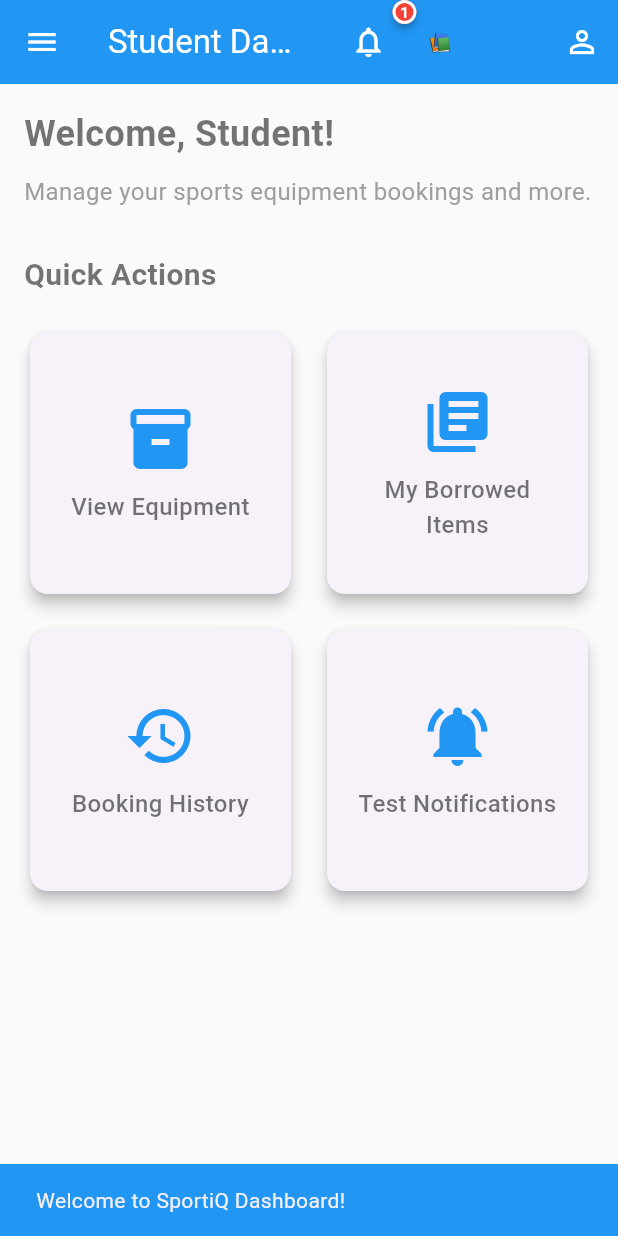
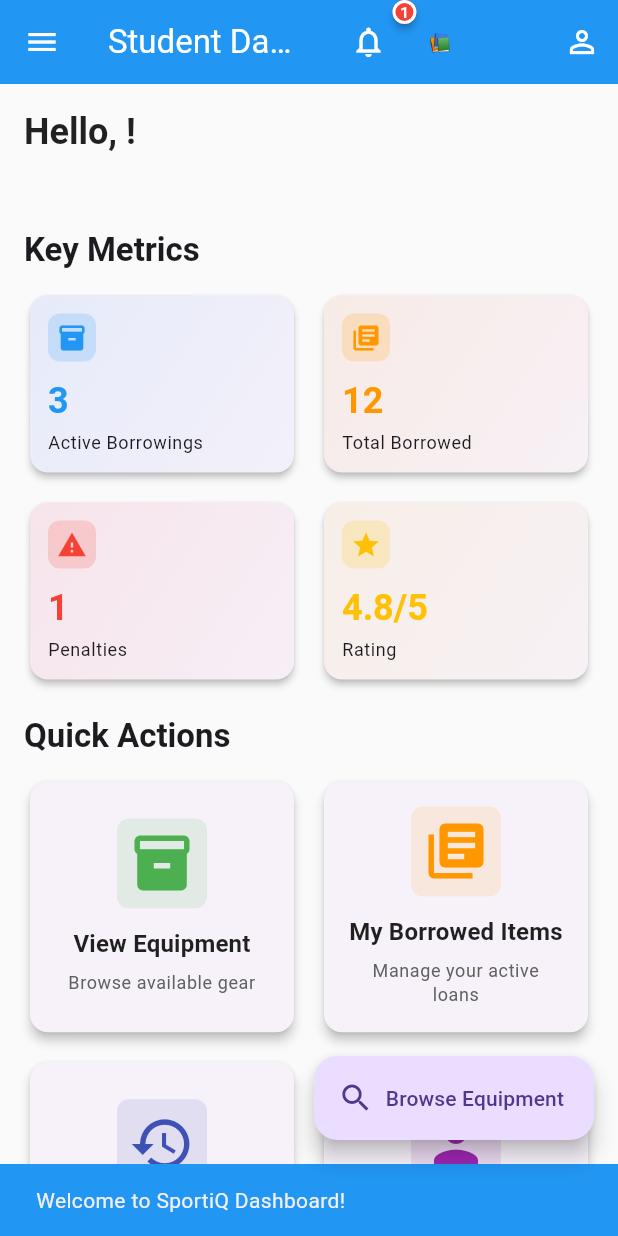
Before and after one commit to VRAJPATEL-07/sportiq, a Flutter app: the StudentDashboard screen opened directly, on a phone screen of 412 x 824 dp. Run offline on Flutter 3.47's test engine with Material 3 defaults, Android fonts, the light colour scheme and no system bars; drawn by our look-alikes of badges; our stand-ins replace cloud_firestore, firebase_auth, firebase_core, firebase_messaging, flutter_local_notifications, flutter_speed_dial and 4 more; missing offline and left inert: mobile_scanner; accounts and stored records are empty.

Commit message:
Student dashboard updated

```diff
--- a/lib/features/student/student_dashboard.dart
+++ b/lib/features/student/student_dashboard.dart
@@ -16,6 +16,10 @@ class StudentDashboard extends StatefulWidget {
 }
 
 class _StudentDashboardState extends State<StudentDashboard> {
+  int _activeBorrowings = 3;
+  int _totalBorrowings = 12;
+  int _penalties = 1;
+  double _rating = 4.8;
   @override
   void initState() {
     super.initState();
@@ -225,36 +229,102 @@ class _StudentDashboardState extends State<StudentDashboard> {
           ],
         ),
       ),
-      body: Padding(
+      body: SingleChildScrollView(
+        child: Padding(
           padding: const EdgeInsets.all(16.0),
           child: Column(
             crossAxisAlignment: CrossAxisAlignment.start,
             children: [
-            const Text(
-              "Welcome, Student!",
-              style: TextStyle(fontSize: 24, fontWeight: FontWeight.bold),
+              // Welcome
+              Text(
+                'Hello, ${auth.current.displayName ?? 'Student'}!',
+                style: Theme.of(context).textTheme.headlineSmall?.copyWith(
+                      fontWeight: FontWeight.bold,
+                      fontSize: 24,
+                      color: Colors.black87,
                     ),
-            const SizedBox(height: 10),
-            const Text(
-              "Manage your sports equipment bookings and more.",
-              style: TextStyle(fontSize: 16, color: Colors.grey),
               ),
-            const SizedBox(height: 30),
-            const Text(
-              "Quick Actions",
-              style: TextStyle(fontSize: 20, fontWeight: FontWeight.w600),
+              const SizedBox(height: 8),
+              Text(
+                auth.current.email ?? 'Manage your sports equipment bookings and more.',
+                style: Theme.of(context).textTheme.bodyMedium?.copyWith(
+                      color: Colors.grey[700],
+                      fontSize: 14,
+                    ),
               ),
               const SizedBox(height: 20),
+
+              // Key Metrics
+              Text(
+                'Key Metrics',
+                style: Theme.of(context).textTheme.titleLarge?.copyWith(fontWeight: FontWeight.bold),
+              ),
+              const SizedBox(height: 12),
+              Row(
+                children: [
                   Expanded(
-              child: GridView.count(
+                    child: _buildMetricCard(
+                      title: 'Active Borrowings',
+                      value: '$_activeBorrowings',
+                      icon: Icons.inventory_2,
+                      color: Colors.blue,
+                    ),
+                  ),
+                  const SizedBox(width: 12),
+                  Expanded(
+                    child: _buildMetricCard(
+                      title: 'Total Borrowed',
+                      value: '$_totalBorrowings',
+                      icon: Icons.library_books,
+                      color: Colors.orange,
+                    ),
+                  ),
+                ],
+              ),
+              const SizedBox(height: 12),
+              Row(
+                children: [
+                  Expanded(
+                    child: _buildMetricCard(
+                      title: 'Penalties',
+                      value: '$_penalties',
+                      icon: Icons.warning,
+                      color: _penalties > 0 ? Colors.red : Colors.green,
+                    ),
+                  ),
+                  const SizedBox(width: 12),
+                  Expanded(
+                    child: _buildMetricCard(
+                      title: 'Rating',
+                      value: '$_rating/5',
+                      icon: Icons.star,
+                      color: Colors.amber,
+                    ),
+                  ),
+                ],
+              ),
+              const SizedBox(height: 20),
+
+              // Quick Actions
+              Text(
+                'Quick Actions',
+                style: Theme.of(context).textTheme.titleLarge?.copyWith(fontWeight: FontWeight.bold),
+              ),
+              const SizedBox(height: 12),
+              GridView.count(
                 crossAxisCount: 2,
-                crossAxisSpacing: 16,
-                mainAxisSpacing: 16,
+                shrinkWrap: true,
+                physics: const NeverScrollableScrollPhysics(),
+                crossAxisSpacing: 12,
+                mainAxisSpacing: 12,
+                childAspectRatio: 1.05,
                 children: [
                   _buildActionCard(
                     context,
                     icon: Icons.inventory,
-                    title: "View Equipment",
+                    title: 'View Equipment',
+                    color: Colors.green,
+                    subtitle: 'Browse available gear',
                     onTap: () {
                       Navigator.pushNamed(context, '/equipment');
                     },
@@ -262,7 +332,9 @@ class _StudentDashboardState extends State<StudentDashboard> {
                   _buildActionCard(
                     context,
                     icon: Icons.library_books,
-                    title: "My Borrowed Items",
+                    title: 'My Borrowed Items',
+                    color: Colors.orange,
+                    subtitle: 'Manage your active loans',
                     onTap: () {
                       Navigator.pushNamed(context, '/my_borrowed');
                     },
@@ -270,53 +342,134 @@ class _StudentDashboardState extends State<StudentDashboard> {
                   _buildActionCard(
                     context,
                     icon: Icons.history,
-                    title: "Booking History",
+                    title: 'Booking History',
+                    color: Colors.indigo,
+                    subtitle: 'View past bookings',
                     onTap: () {
                       Navigator.pushNamed(context, '/booking_history');
                     },
                   ),
                   _buildActionCard(
                     context,
-                    icon: Icons.notifications_active,
-                    title: "Test Notifications",
+                    icon: Icons.person,
+                    title: 'Profile Settings',
+                    color: Colors.purple,
+                    subtitle: 'Update your account',
                     onTap: () {
-                      Navigator.pushNamed(context, '/notification_test');
+                      Navigator.pushNamed(context, '/profile');
                     },
                   ),
                 ],
               ),
+              const SizedBox(height: 20),
+            ],
           ),
+        ),
+      ),
+      floatingActionButton: FloatingActionButton.extended(
+        onPressed: () => Navigator.pushNamed(context, '/equipment'),
+        icon: const Icon(Icons.search),
+        label: const Text('Browse Equipment'),
+      ),
+    );
+  }
+
+  Widget _buildMetricCard({
+    required String title,
+    required String value,
+    required IconData icon,
+    required Color color,
+  }) {
+    return Card(
+      elevation: 2,
+      shape: RoundedRectangleBorder(borderRadius: BorderRadius.circular(12)),
+      child: Container(
+        padding: const EdgeInsets.all(12),
+        decoration: BoxDecoration(
+          borderRadius: BorderRadius.circular(12),
+          gradient: LinearGradient(
+            begin: Alignment.topLeft,
+            end: Alignment.bottomRight,
+            colors: [color.withValues(alpha: 0.08), color.withValues(alpha: 0.02)],
+          ),
+        ),
+        child: Column(
+          crossAxisAlignment: CrossAxisAlignment.start,
+          children: [
+            Container(
+              padding: const EdgeInsets.all(6),
+              decoration: BoxDecoration(
+                color: color.withValues(alpha: 0.18),
+                borderRadius: BorderRadius.circular(8),
+              ),
+              child: Icon(icon, color: color, size: 20),
+            ),
+            const SizedBox(height: 10),
+            Text(
+              value,
+              style: Theme.of(context).textTheme.headlineSmall?.copyWith(fontWeight: FontWeight.bold, color: color),
+            ),
+            const SizedBox(height: 4),
+            Text(title, style: Theme.of(context).textTheme.bodySmall),
           ],
         ),
       ),
     );
   }
 
-  Widget _buildActionCard(BuildContext context, {required IconData icon, required String title, required VoidCallback onTap}) {
+  Widget _buildActionCard(
+      BuildContext context, {
+      required IconData icon,
+      required String title,
+      required VoidCallback onTap,
+      Color? color,
+      String? subtitle,
+    }) {
     return TweenAnimationBuilder<double>(
-      tween: Tween<double>(begin: 0.95, end: 1.0),
-      duration: const Duration(milliseconds: 400),
+      tween: Tween<double>(begin: 0.97, end: 1.0),
+      duration: const Duration(milliseconds: 380),
       curve: Curves.easeOut,
       builder: (context, scale, child) {
+        final cardColor = color ?? Theme.of(context).primaryColor;
         return Transform.scale(
           scale: scale,
           child: Card(
-            elevation: 4,
+            elevation: 3,
+            shape: RoundedRectangleBorder(borderRadius: BorderRadius.circular(12)),
             child: InkWell(
               onTap: onTap,
-              borderRadius: BorderRadius.circular(8),
+              borderRadius: BorderRadius.circular(12),
               child: Padding(
                 padding: const EdgeInsets.all(16),
                 child: Column(
                   mainAxisAlignment: MainAxisAlignment.center,
+                  crossAxisAlignment: CrossAxisAlignment.center,
                   children: [
-                    Icon(icon, size: 48, color: Colors.blue),
-                    const SizedBox(height: 10),
+                    Container(
+                      padding: const EdgeInsets.all(8),
+                      decoration: BoxDecoration(
+                        color: cardColor.withOpacity(0.12),
+                        borderRadius: BorderRadius.circular(8),
+                      ),
+                      child: Icon(icon, size: 44, color: cardColor),
+                    ),
+                    const SizedBox(height: 12),
                     Text(
                       title,
-                      style: const TextStyle(fontSize: 16, fontWeight: FontWeight.w500),
+                      style: Theme.of(context).textTheme.titleMedium?.copyWith(
+                            fontWeight: FontWeight.w600,
+                            color: Colors.black87,
+                          ),
                       textAlign: TextAlign.center,
                     ),
+                    if (subtitle != null) ...[
+                      const SizedBox(height: 6),
+                      Text(
+                        subtitle,
+                        style: Theme.of(context).textTheme.bodySmall?.copyWith(color: Colors.grey[700]),
+                        textAlign: TextAlign.center,
+                      ),
+                    ],
                   ],
                 ),
               ),
```
Lines whose indentation alone changed are shown as unchanged.
